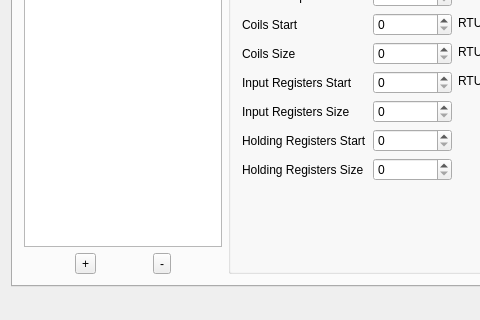
Qt form mainwindow.ui (ctag/modbusconf) before a commit; both pictures show x 0 to 480 and y 200 to 520 of the 666 by 520 pixel window.
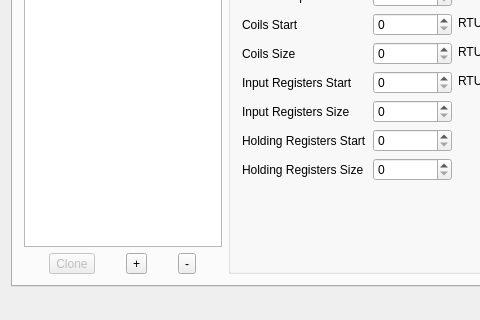
The same form after that commit.

Commit message: unimplemented clone button, updated todo

What changed in the file:
```diff
--- a/mainwindow.ui
+++ b/mainwindow.ui
@@ -32,6 +32,16 @@
           </item>
           <item>
            <layout class="QHBoxLayout" name="horizontalLayout_4">
+            <item>
+             <widget class="QToolButton" name="toolButton_cloneDevice">
+              <property name="enabled">
+               <bool>false</bool>
+              </property>
+              <property name="text">
+               <string>Clone</string>
+              </property>
+             </widget>
+            </item>
             <item>
              <widget class="QToolButton" name="toolButton_addDevice">
               <property name="text">
```
The commit also changes 1 other file.
